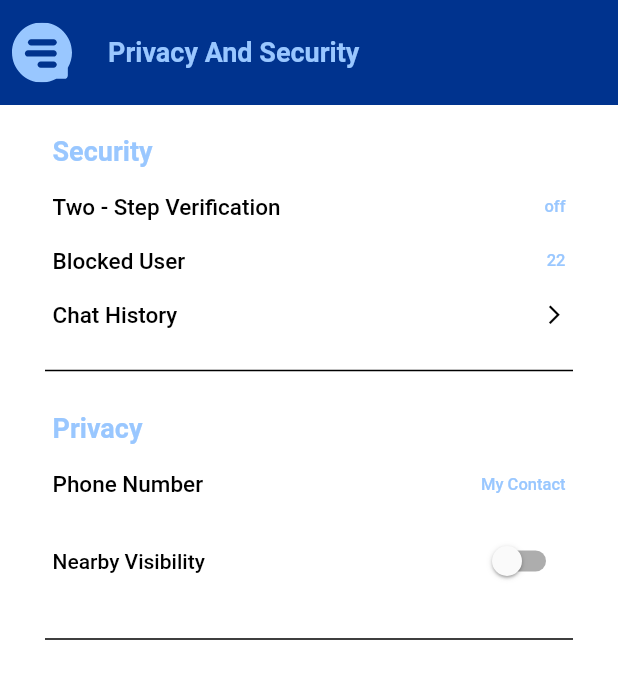
After one commit to abdut7/stellar_app, a Flutter app: the PrivacySettings screen opened directly, on a phone screen of 412 x 824 dp. The commit adds this screen. Shown: the top 679 px of the screen. Run offline on Flutter 3.47's test engine with Material 2 defaults, Android fonts, the phone set to English and light mode, and no system bars; our stand-ins replace cached_network_image, contacts_service, dio, flutter_cache_manager, flutter_screenutil, flutter_svg and 9 more; missing offline and left inert: flutter_sound, voice_message_package; accounts and stored records are empty.

Commit message:
privacy and security screen updated

```diff
--- a/lib/View/Profile/own_profile/main_profile.dart
+++ b/lib/View/Profile/own_profile/main_profile.dart
@@ -2,6 +2,7 @@ import 'package:base_project/Settings/SColors.dart';
 import 'package:base_project/Settings/SSvgs.dart';
 import 'package:base_project/View/Profile/edit_profile/edit_profile.dart';
 import 'package:base_project/View/Profile/public_profile/public_profile.dart';
+import 'package:base_project/View/Profile/settings/privacy_settings/privacy_settings.dart';
 import 'package:base_project/View/Profile/widget/about_me_text.dart';
 import 'package:base_project/View/Profile/widget/custom_grid_view.dart';
 import 'package:base_project/View/Profile/widget/profile_buttons.dart';
@@ -85,7 +86,7 @@ class _MainProfileState extends State<MainProfile> {
                 mainAxisAlignment: MainAxisAlignment.spaceEvenly,
                 children: [
                  ProfileButton(buttonText: 'Edit Profile', onPressed: (){Get.to(()=>const EditProfile());}),
-                  ProfileButton(buttonText: 'Settings', onPressed: (){})
+                  ProfileButton(buttonText: 'Settings', onPressed: (){Get.to(()=>const PrivacySettings());})
                 ],
               ),
               const SizedBox(height: 20,),
--- /dev/null
+++ b/lib/View/Profile/settings/privacy_settings/privacy_settings.dart
@@ -0,0 +1,91 @@
+import 'package:base_project/Settings/SColors.dart';
+import 'package:base_project/Settings/SSvgs.dart';
+import 'package:flutter/material.dart';
+import 'package:flutter_svg/flutter_svg.dart';
+
+class PrivacySettings extends StatefulWidget {
+  const PrivacySettings({Key? key}) : super(key: key);
+
+  @override
+  State<PrivacySettings> createState() => _PrivacySettingsState();
+}
+
+class _PrivacySettingsState extends State<PrivacySettings> {
+
+
+  Widget customRow(String title , String suffixText){
+    return  Row(
+      mainAxisAlignment: MainAxisAlignment.spaceBetween,
+      children: [
+        Text(
+          title, style: TextStyle(color: SColors.color3, fontSize: 15, fontWeight: FontWeight.w500,),),
+        Text(
+          suffixText, style: TextStyle(color: SColors.color11, fontSize: 11, fontWeight: FontWeight.w500,
+        ),
+        )
+      ],
+    );
+  }
+
+  Widget headTitle(String head){
+    return  Text(head, style: TextStyle(color: SColors.color11, fontSize: 18, fontWeight: FontWeight.w600,));
+  }
+  @override
+  Widget build(BuildContext context) {
+    return Scaffold(
+        backgroundColor: SColors.color4,
+        appBar: AppBar(
+          toolbarHeight: 70, elevation: 0,
+          title: Text(
+            'Privacy And Security', style: TextStyle(color: SColors.color11, fontSize: 18, fontWeight: FontWeight.w700,)),
+          backgroundColor: SColors.color12,
+          leading: Padding(padding: const EdgeInsets.all(8.0), child: SvgPicture.asset(SSvgs.appLogo),),
+        ),
+        body: ListView(
+            children: [
+          Padding(
+            padding: const EdgeInsets.symmetric(horizontal: 35, vertical: 20),
+            child: Column(
+              crossAxisAlignment: CrossAxisAlignment.start,
+              children: [
+               headTitle('Security'),
+                const SizedBox(height: 18,),
+                customRow('Two - Step Verification', 'off'),
+                const SizedBox(height: 18,),
+                customRow('Blocked User', '22'),
+                const SizedBox(height: 18,),
+                Row(
+                  mainAxisAlignment: MainAxisAlignment.spaceBetween,
+                  children: [
+                    Text(
+                      'Chat History',
+                      style: TextStyle(color: SColors.color3, fontSize: 15, fontWeight: FontWeight.w500,),),
+                    GestureDetector(
+                      onTap: () {},
+                      child: Icon(Icons.arrow_forward_ios, color: SColors.color3, size: 15,),),
+                  ],
+                ),],),),
+          Padding(padding: const EdgeInsets.symmetric(horizontal: 30), child: Divider(thickness: 1, color: SColors.color3,),
+          ),
+          Padding(
+            padding: const EdgeInsets.symmetric(horizontal: 35, vertical: 20),
+            child:
+                Column(crossAxisAlignment: CrossAxisAlignment.start, children: [
+                  headTitle('Privacy'),
+              const SizedBox(height: 18),
+              customRow('Phone Number', 'My Contact'),
+                  const SizedBox(height: 18,),
+                  Row(
+                    mainAxisAlignment: MainAxisAlignment.spaceBetween,
+                    children: [
+                      Text('Nearby Visibility', style: TextStyle(color: SColors.color3, fontSize: 14, fontWeight: FontWeight.w500,),),
+                      IgnorePointer(ignoring: true,
+                        child: Switch(value: false, onChanged: (bool newValue) {}, activeColor: SColors.color11,),),
+                    ],
+                  ),
+            ]),
+          ),
+          Padding(padding: const EdgeInsets.symmetric(horizontal: 30), child: Divider(thickness: 1, color: SColors.color3,),),
+        ]));
+  }
+}
--- a/lib/View/Profile/settings/profile_settings/profile_settings.dart
+++ b/lib/View/Profile/settings/profile_settings/profile_settings.dart
@@ -2,7 +2,7 @@ import 'package:flutter/material.dart';
 import 'package:base_project/Settings/SColors.dart';
 import 'package:base_project/Settings/SSvgs.dart';
 import 'package:base_project/View/Profile/qr/qr_screen.dart';
-import 'package:base_project/View/Profile/widget/tile.dart';
+import 'package:base_project/View/Profile/widget/profile_settings_tile.dart';
 import 'package:base_project/controllers/user_controller.dart';
 import 'package:flutter_svg/svg.dart';
 import 'package:get/get.dart';
@@ -91,15 +91,10 @@ class _ProfileSettingsState extends State<ProfileSettings> {
             Column(
               crossAxisAlignment: CrossAxisAlignment.start,
               children: [
-                GestureDetector(
-                  onTap: () {},
-                  child: Padding(
-                    padding: const EdgeInsets.symmetric(horizontal: 45),
-                    child: Text(
-                        'Settings',
-                        style: TextStyle(color: SColors.color11, fontSize: 18, fontWeight: FontWeight.w600,)),
-                  ),
-                ),
+                Padding(
+                  padding: const EdgeInsets.symmetric(horizontal: 45),
+                  child: Text(
+                      'Settings', style: TextStyle(color: SColors.color11, fontSize: 18, fontWeight: FontWeight.w600,)),),
                 const SizedBox(height: 15,),
                 GestureDetector(
                   onTap: () {},
```
Also changed, not shown: lib/View/Profile/widget/profile_settings_tile.dart (renamed from lib/View/Profile/widget/tile.dart).
